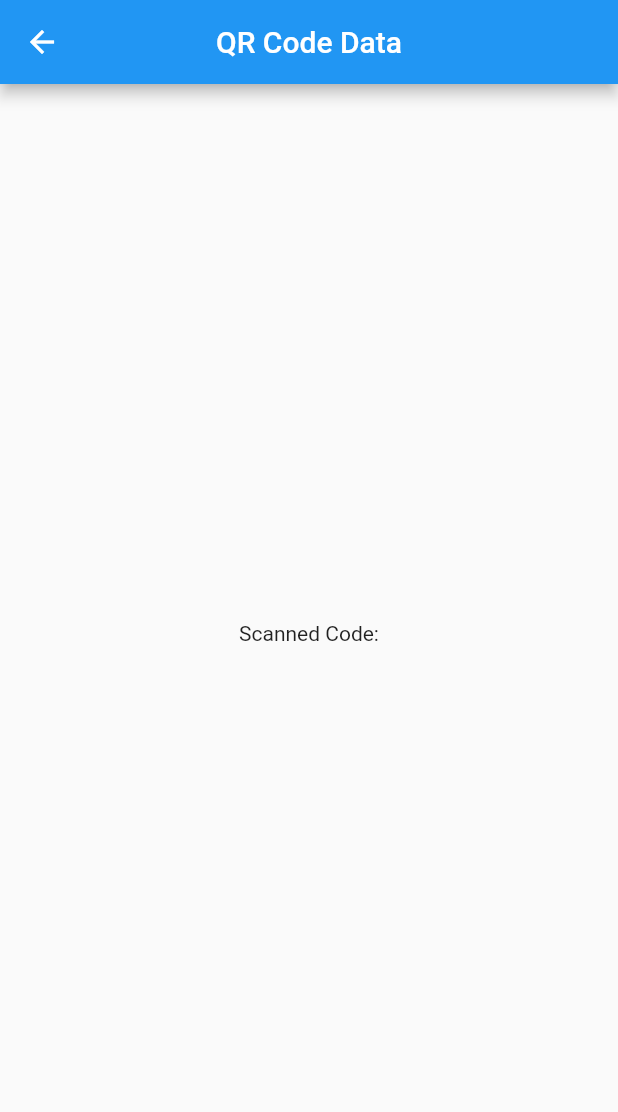
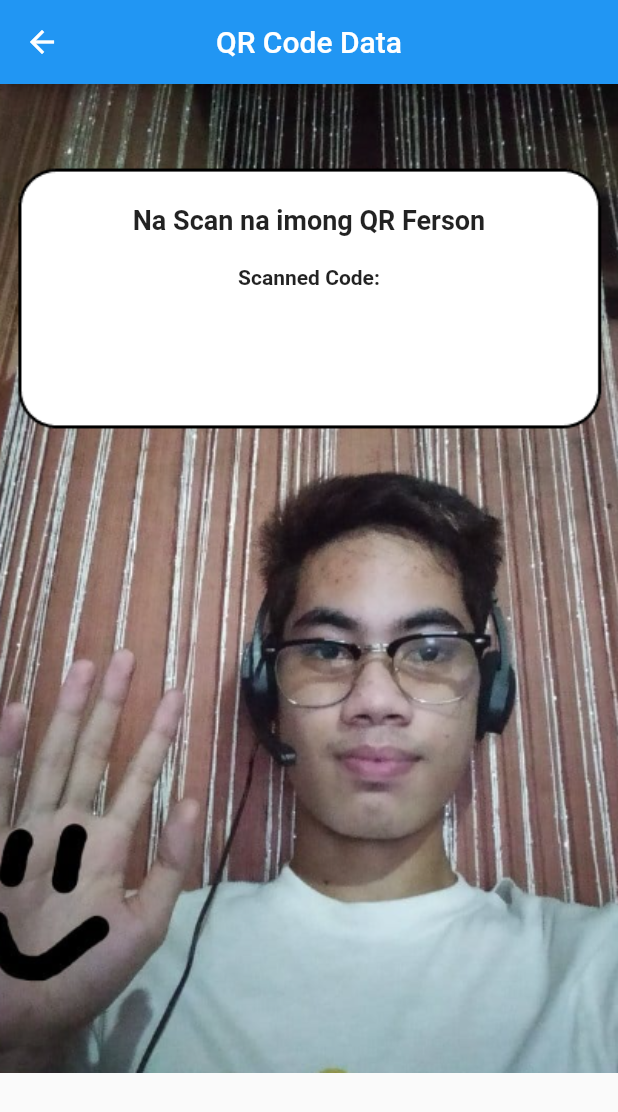
Before and after one commit to MarkRywell/qr_scanner_ITLympics, a Flutter app: the DataPage screen opened directly with empty values, on a phone screen of 412 x 824 dp. Shown: the top 1112 px of the screen. Run offline on Flutter 3.47's test engine with Material 2 defaults, Android fonts, the phone set to English and light mode, and no system bars; missing offline and left inert: mobile_scanner.

Commit message:
meme page

```diff
--- a/lib/views/data_page.dart
+++ b/lib/views/data_page.dart
@@ -17,6 +17,9 @@ class DataPage extends StatefulWidget {
 class _DataPageState extends State<DataPage> {
   @override
   Widget build(BuildContext context) {
+
+    Size size = MediaQuery.of(context).size;
+
     return Scaffold(
       appBar: AppBar(
         title: const Text("QR Code Data"),
@@ -29,15 +32,39 @@ class _DataPageState extends State<DataPage> {
           },
         )
       ),
-      body: Center(
+      body: Container(
+        height: size.height * 0.8,
+        width: size.width,
+        decoration: const BoxDecoration(
+          image: DecorationImage(
+              image: AssetImage('assets/ej.png'),
+            fit: BoxFit.fitHeight
+          )
+        ),
           child: Padding(
-          padding: const EdgeInsets.all(8.0),
+            padding: const EdgeInsets.only(top: 80),
             child: Column(
               mainAxisSize: MainAxisSize.min,
+              mainAxisAlignment: MainAxisAlignment.start,
               children: [
-              const Text("Scanned Code:"),
+                const Text("Na Scan na imong QR Ferson",
+                    style: TextStyle(
+                        fontSize: 18,
+                        fontWeight: FontWeight.bold
+                    )
+                ),
                 const SizedBox(height: 20),
-              Text(widget.value)
+                const Text("Scanned Code:",
+                style: TextStyle(
+                  fontSize: 14,
+                  fontWeight: FontWeight.bold
+                )),
+                const SizedBox(height: 20),
+                Text(widget.value,
+                    style: TextStyle(
+                        fontSize: 14,
+                        fontWeight: FontWeight.bold
+                    ))
               ],
             ),
           ),
--- a/lib/views/homepage.dart
+++ b/lib/views/homepage.dart
@@ -22,7 +22,8 @@ class _HomePageState extends State<HomePage> {
             child: Column(
               mainAxisAlignment: MainAxisAlignment.center,
               children: [
-            ElevatedButton(
+                Center(
+                  child: ElevatedButton(
                     onPressed: () {
                       Navigator.push(context,
                           MaterialPageRoute(
@@ -31,8 +32,8 @@ class _HomePageState extends State<HomePage> {
                     },
                     child: const Text("QR Scanner"),
                   ),
-            SizedBox(height: 50),
-
+                ),
+                const SizedBox(height: 50),
               ],
             )
         )
--- a/pubspec.yaml
+++ b/pubspec.yaml
@@ -62,9 +62,8 @@ flutter:
   uses-material-design: true
 
   # To add assets to your application, add an assets section, like this:
-  # assets:
-  #   - images/a_dot_burr.jpeg
-  #   - images/a_dot_ham.jpeg
+  assets:
+    - assets/
 
   # An image asset can refer to one or more resolution-specific "variants", see
   # https://flutter.dev/assets-and-images/#resolution-aware
```
Also changed, not shown: assets/ej.png. Lines whose indentation alone changed are shown as unchanged.
